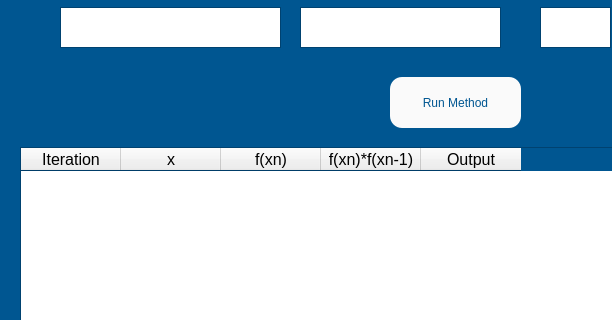
Qt form Designer/fixed_point_window.ui (ManuelG28/Numerikiando) before a commit; both pictures show x 0 to 612 and y 243 to 563 of the 900 by 647 pixel window.
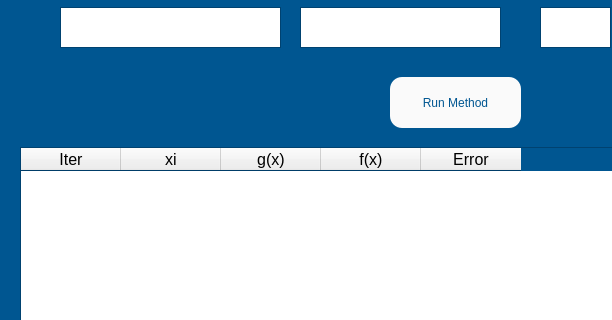
The same form after that commit. Icons and pictures are not drawn.

Commit message: added the images for manuel and the ui of fixed point

Diff of the .ui file:
```diff
--- a/Designer/fixed_point_window.ui
+++ b/Designer/fixed_point_window.ui
@@ -224,27 +224,27 @@
    </attribute>
    <column>
     <property name="text">
-     <string>Iteration</string>
+     <string>Iter</string>
     </property>
    </column>
    <column>
     <property name="text">
-     <string>x</string>
+     <string>xi</string>
     </property>
    </column>
    <column>
     <property name="text">
-     <string>f(xn)</string>
+     <string>g(x)</string>
     </property>
    </column>
    <column>
     <property name="text">
-     <string>f(xn)*f(xn-1)</string>
+     <string>f(x)</string>
     </property>
    </column>
    <column>
     <property name="text">
-     <string>Output</string>
+     <string>Error</string>
     </property>
    </column>
   </widget>
```
Left out of the diff: 16 changed lines with no effect on the pictures. The commit also changes 1 other file.
